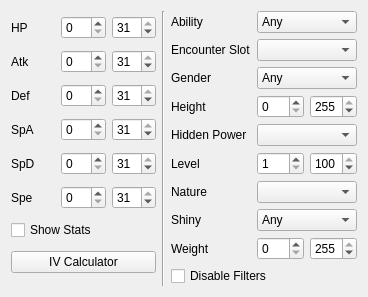
Before: the Qt Designer form Form/Controls/Filter.ui in Admiral-Fish/PokeFinder, drawn with Qt 5.
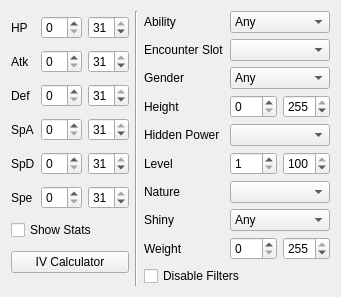
After: the same form once the commit is applied. Custom widgets are drawn as their Qt base class.

Patch:
```diff
--- a/Form/Controls/Filter.ui
+++ b/Form/Controls/Filter.ui
@@ -6,7 +6,7 @@
    <rect>
     <x>0</x>
     <y>0</y>
-    <width>368</width>
+    <width>306</width>
     <height>292</height>
    </rect>
   </property>
```
